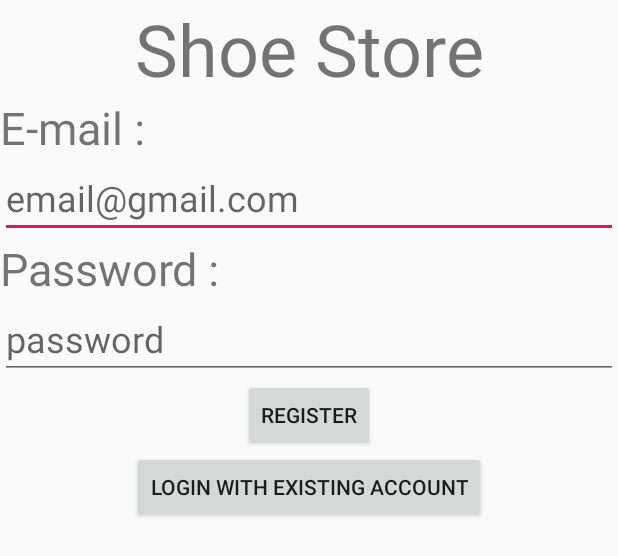
After one commit to nishit-g/shoe-store-app, an Android app: the layout fragment_login.xml on its own in the app's theme, with its tools: preview values and no code run, on a phone screen of 412 x 824 dp. The commit adds this screen. Shown: the top 556 px of the screen. Run offline under Robolectric (Android 15) with nearby library versions, the phone set to English and light mode, and no system bars.

Commit message:
basic_login_logic

```diff
--- a/app/build.gradle
+++ b/app/build.gradle
@@ -37,6 +37,7 @@ android {
 }
 
 dependencies {
+    implementation 'androidx.legacy:legacy-support-v4:1.0.0'
     def nav_version = "2.3.2"
 
     implementation fileTree(dir: 'libs', include: ['*.jar'])
--- /dev/null
+++ b/app/src/main/res/layout/fragment_login.xml
@@ -0,0 +1,64 @@
+<?xml version="1.0" encoding="utf-8"?>
+<layout xmlns:android="http://schemas.android.com/apk/res/android"
+    xmlns:tools="http://schemas.android.com/tools"
+    tools:context=".LoginFragment">
+
+
+    <LinearLayout
+        android:layout_width="match_parent"
+        android:layout_height="match_parent"
+        android:orientation="vertical">
+
+        <TextView
+            android:layout_width="match_parent"
+            android:layout_height="wrap_content"
+            android:text="Shoe Store"
+            android:textSize="48sp"
+            android:gravity="center_horizontal"/>
+
+        <TextView
+            android:layout_width="match_parent"
+            android:layout_height="wrap_content"
+            android:text="@string/e_mail"
+            android:textSize="30sp"/>
+
+        <EditText
+            android:id="@+id/et_email"
+            android:layout_width="match_parent"
+            android:layout_height="wrap_content"
+            android:hint="@string/email_hint"
+            android:inputType="textEmailAddress"
+            android:textSize="24sp" />
+
+
+        <TextView
+            android:layout_width="match_parent"
+            android:layout_height="wrap_content"
+            android:text="@string/password"
+            android:textSize="30sp"/>
+
+        <EditText
+            android:id="@+id/et_pass"
+            android:layout_width="match_parent"
+            android:layout_height="wrap_content"
+            android:hint="password"
+            android:inputType="textPassword"
+            android:textSize="24sp" />
+
+
+        <Button
+            android:id="@+id/bt_register"
+            android:layout_width="wrap_content"
+            android:layout_height="wrap_content"
+            android:text="@string/register"
+            android:layout_gravity="center_horizontal"/>
+
+        <Button
+            android:id="@+id/bt_login"
+            android:layout_width="wrap_content"
+            android:layout_height="wrap_content"
+            android:text="@string/login"
+            android:layout_gravity="center_horizontal"/>
+    </LinearLayout>
+
+</layout>
--- a/app/src/main/res/values/strings.xml
+++ b/app/src/main/res/values/strings.xml
@@ -1,3 +1,10 @@
 <resources>
     <string name="app_name">ShoeStore</string>
+    <!-- TODO: Remove or change this placeholder text -->
+    <string name="hello_blank_fragment">Hello blank fragment</string>
+    <string name="e_mail">E-mail :</string>
+    <string name="email_hint">email@gmail.com</string>
+    <string name="password">Password :</string>
+    <string name="register">Register</string>
+    <string name="login">Login with Existing account</string>
 </resources>
```
Also changed, not shown: app/src/main/java/com/udacity/shoestore/LoginFragment.kt (added, +57 -0 lines), app/src/main/res/layout/activity_main.xml (+15 -14 lines), app/src/main/res/navigation/navigation.xml (+9 -1 lines).
